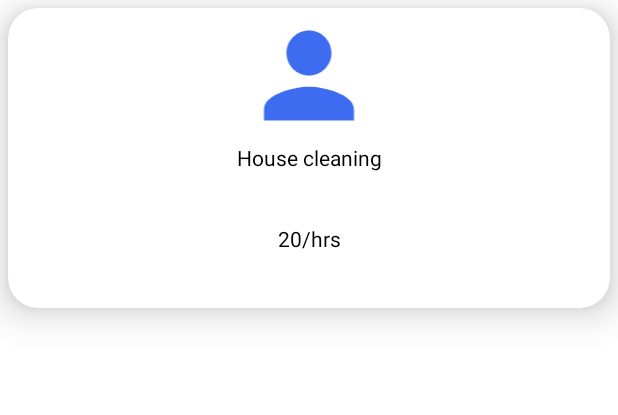
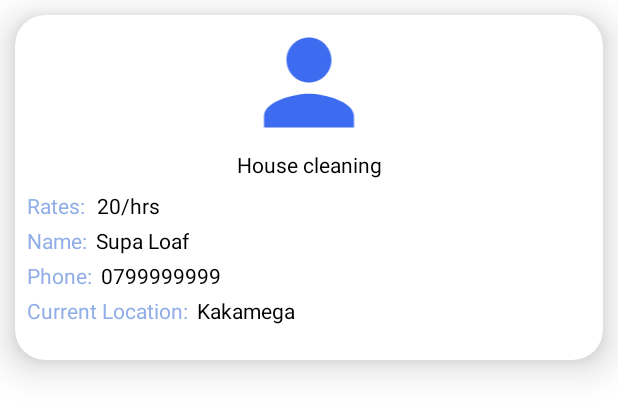
Before and after one commit to johnkaizer/M-Ajira, an Android app: the layout labourer_item.xml on its own in the app's theme, with its tools: preview values and no code run, on a phone screen of 412 x 824 dp. Shown: the top 415 px of the screen. Run offline under Robolectric (Android 15) with nearby library versions, the light colour scheme and no system bars; Roboto replaces fonts that are not available here.

Commit message:
retrieve data

```diff
--- a/app/build.gradle
+++ b/app/build.gradle
@@ -60,6 +60,7 @@ dependencies {
     implementation 'com.google.firebase:firebase-database:20.1.0'
     //lottie animation
     implementation "com.airbnb.android:lottie:5.2.0"
+    implementation 'com.squareup.picasso:picasso:2.8'
 
 
 }
--- a/app/src/main/res/layout/labour_item.xml
+++ b/app/src/main/res/layout/labour_item.xml
@@ -2,7 +2,7 @@
 <androidx.cardview.widget.CardView xmlns:android="http://schemas.android.com/apk/res/android"
     xmlns:app="http://schemas.android.com/apk/res-auto"
     xmlns:tools="http://schemas.android.com/tools"
-    android:layout_width="300dp"
+    android:layout_width="280dp"
     android:layout_height="200dp"
     android:layout_margin="5dp"
     android:padding="10dp"
--- a/app/src/main/res/layout/labourer_item.xml
+++ b/app/src/main/res/layout/labourer_item.xml
@@ -3,9 +3,8 @@
     xmlns:app="http://schemas.android.com/apk/res-auto"
     xmlns:tools="http://schemas.android.com/tools"
     android:layout_width="match_parent"
-    android:layout_height="200dp"
-    android:layout_margin="5dp"
-    android:padding="5dp"
+    android:layout_height="230dp"
+    android:layout_margin="10dp"
     app:cardBackgroundColor="@color/white"
     app:cardCornerRadius="20dp"
     app:cardElevation="15dp">
@@ -37,15 +36,88 @@
 
         <TextView
             android:id="@+id/rates_txt"
+            android:layout_width="0dp"
+            android:layout_height="wrap_content"
+            android:layout_marginStart="8dp"
+            android:text="20/hrs"
+            android:textColor="@color/black"
+            app:layout_constraintBottom_toBottomOf="@+id/textView12"
+            app:layout_constraintStart_toEndOf="@+id/textView12"
+            app:layout_constraintTop_toTopOf="@+id/textView12" />
+
+        <TextView
+            android:id="@+id/textView12"
             android:layout_width="wrap_content"
             android:layout_height="wrap_content"
-            android:layout_marginBottom="2dp"
-            android:text="20/hrs"
-            android:textColor="@color/black"
-            app:layout_constraintBottom_toBottomOf="parent"
-            app:layout_constraintEnd_toEndOf="parent"
+            android:layout_marginStart="8dp"
+            android:layout_marginTop="8dp"
+            android:text="Rates:"
+            android:textColor="@color/blueish"
             app:layout_constraintStart_toStartOf="parent"
             app:layout_constraintTop_toBottomOf="@+id/speciality_txt" />
+
+        <TextView
+            android:id="@+id/textView15"
+            android:layout_width="wrap_content"
+            android:layout_height="wrap_content"
+            android:layout_marginTop="4dp"
+            android:text="Name:"
+            android:textColor="@color/blueish"
+            app:layout_constraintStart_toStartOf="@+id/textView12"
+            app:layout_constraintTop_toBottomOf="@+id/textView12" />
+
+        <TextView
+            android:id="@+id/textView18"
+            android:layout_width="wrap_content"
+            android:layout_height="wrap_content"
+            android:layout_marginStart="6dp"
+            android:text="Supa Loaf"
+            android:textColor="@color/black"
+            app:layout_constraintBottom_toBottomOf="@+id/textView15"
+            app:layout_constraintStart_toEndOf="@+id/textView15"
+            app:layout_constraintTop_toTopOf="@+id/textView15" />
+
+        <TextView
+            android:id="@+id/textView19"
+            android:layout_width="wrap_content"
+            android:layout_height="wrap_content"
+            android:layout_marginTop="4dp"
+            android:text="Phone:"
+            android:textColor="@color/blueish"
+            app:layout_constraintStart_toStartOf="@+id/textView15"
+            app:layout_constraintTop_toBottomOf="@+id/textView15" />
+
+        <TextView
+            android:id="@+id/textView20"
+            android:layout_width="wrap_content"
+            android:layout_height="wrap_content"
+            android:layout_marginStart="6dp"
+            android:text="0799999999"
+            android:textColor="@color/black"
+            app:layout_constraintBottom_toBottomOf="@+id/textView19"
+            app:layout_constraintStart_toEndOf="@+id/textView19"
+            app:layout_constraintTop_toTopOf="@+id/textView19" />
+
+        <TextView
+            android:id="@+id/textView21"
+            android:layout_width="wrap_content"
+            android:layout_height="wrap_content"
+            android:layout_marginTop="4dp"
+            android:text="Current Location:"
+            android:textColor="@color/blueish"
+            app:layout_constraintStart_toStartOf="@+id/textView19"
+            app:layout_constraintTop_toBottomOf="@+id/textView19" />
+
+        <TextView
+            android:id="@+id/textView22"
+            android:layout_width="wrap_content"
+            android:layout_height="wrap_content"
+            android:layout_marginStart="6dp"
+            android:text="Kakamega"
+            android:textColor="@color/black"
+            app:layout_constraintBottom_toBottomOf="@+id/textView21"
+            app:layout_constraintStart_toEndOf="@+id/textView21"
+            app:layout_constraintTop_toTopOf="@+id/textView21" />
 
     </androidx.constraintlayout.widget.ConstraintLayout>
 
```
Also changed, not shown: app/src/main/java/com/project/m_ajira/Activities/OnboardingScreensActivity.java (+15 -0 lines), app/src/main/java/com/project/m_ajira/Adapters/UsersAdapter.java (+24 -4 lines), app/src/main/java/com/project/m_ajira/Model/ProfileModel.java (+21 -14 lines), app/src/main/java/com/project/m_ajira/ui/home/HomeFragment.java (+21 -1 lines).
